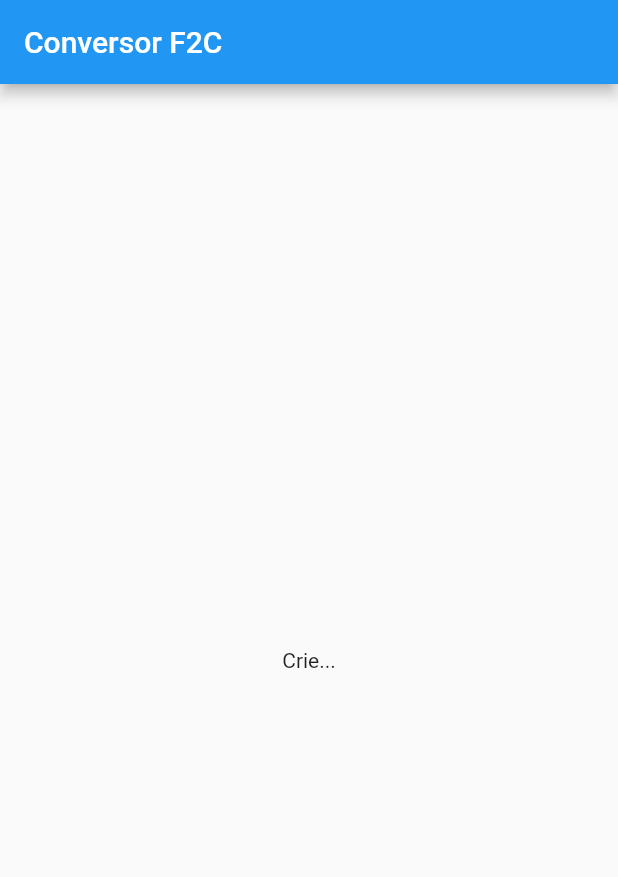
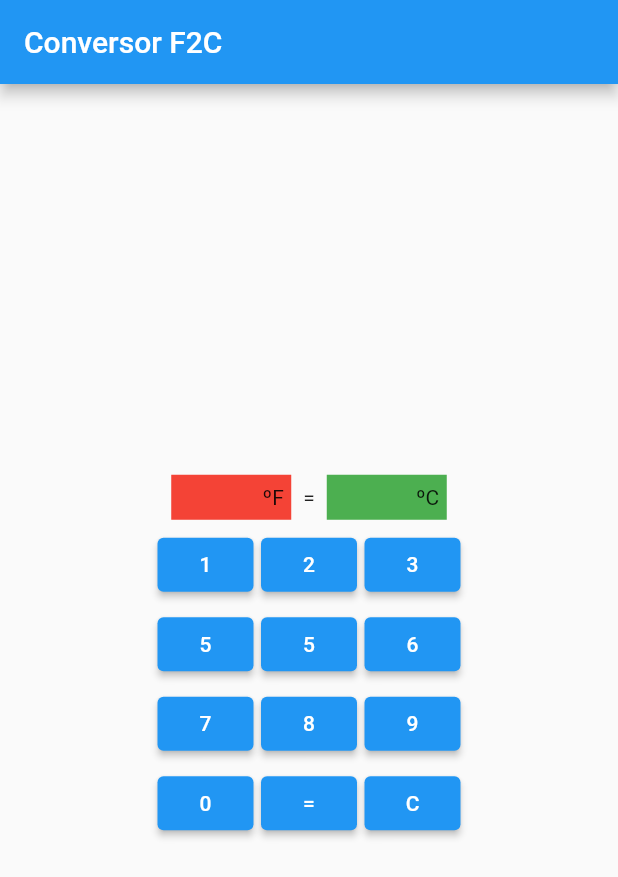
Before and after one commit to ifpr-pgua-tads-tvs-2023/exemplo_testes_flutter, a Flutter app: the screen it shows after launch, on a phone screen of 412 x 824 dp. Shown: the top 877 px of the screen. Run offline on Flutter 3.47's test engine with Material 2 defaults, Android fonts, the phone set to English and light mode, and no system bars.

Commit message:
código inicial

```diff
--- a/lib/controller.dart
+++ b/lib/controller.dart
@@ -5,7 +5,7 @@ class Controller {
   String get valorEntrada => _valorEntrada;
   String get valorSaida => _valorSaida;
 
-  void adicionarDigito(String digito) {
+  void adicionarDigito(String digito) async {
     if (_valorEntrada.length < 5) {
       _valorEntrada += digito;
     }
--- a/lib/home_page.dart
+++ b/lib/home_page.dart
@@ -1,22 +1,69 @@
 import 'package:flutter/material.dart';
+import 'package:simple_converter/teclado.dart';
 
 import 'controller.dart';
 
 class HomePage extends StatefulWidget {
-  const HomePage({super.key});
+  final Controller controller;
+  const HomePage({super.key, required this.controller});
 
   @override
   State<HomePage> createState() => _HomePageState();
 }
 
 class _HomePageState extends State<HomePage> {
+  funcao(String tecla) {
+    switch (tecla) {
+      case "=":
+        widget.controller.converter();
+        break;
+      case "C":
+        widget.controller.limpar();
+        break;
+      default:
+        widget.controller.adicionarDigito(tecla);
+    }
+    setState(() {});
+  }
+
   @override
   Widget build(BuildContext context) {
     return Scaffold(
       appBar: AppBar(
         title: Text("Conversor F2C"),
       ),
-      body: Center(child: Text("Crie...")),
+      body: Column(
+        mainAxisAlignment: MainAxisAlignment.center,
+        children: [
+          Row(
+            mainAxisAlignment: MainAxisAlignment.center,
+            children: [
+              Container(
+                padding: EdgeInsets.only(right: 5),
+                color: Colors.red,
+                width: 80,
+                height: 30,
+                alignment: Alignment.centerRight,
+                child: Text("${widget.controller.valorEntrada} ºF"),
+              ),
+              Padding(
+                padding: const EdgeInsets.all(8.0),
+                child: Text("="),
+              ),
+              Container(
+                padding: EdgeInsets.only(right: 5),
+                color: Colors.green,
+                width: 80,
+                height: 30,
+                alignment: Alignment.centerRight,
+                child: Text("${widget.controller.valorSaida} ºC"),
+              ),
+            ],
+          ),
+          SizedBox(height: 5),
+          Teclado(funcao: funcao)
+        ],
+      ),
     );
   }
 }
--- a/lib/main.dart
+++ b/lib/main.dart
@@ -1,4 +1,5 @@
 import 'package:flutter/material.dart';
+import 'package:simple_converter/controller.dart';
 
 import 'home_page.dart';
 
@@ -16,7 +17,7 @@ class MyApp extends StatelessWidget {
       theme: ThemeData(
         primarySwatch: Colors.blue,
       ),
-      home: const HomePage(),
+      home: HomePage(controller: Controller()),
     );
   }
 }
--- /dev/null
+++ b/lib/teclado.dart
@@ -0,0 +1,132 @@
+import 'package:flutter/material.dart';
+
+class Teclado extends StatelessWidget {
+  final Function funcao;
+
+  const Teclado({super.key, required this.funcao});
+
+  @override
+  Widget build(BuildContext context) {
+    return Column(
+      mainAxisAlignment: MainAxisAlignment.center,
+      children: [
+        Row(
+          mainAxisAlignment: MainAxisAlignment.center,
+          children: [
+            ElevatedButton(
+              key: Key("bt1"),
+              onPressed: () {
+                funcao("1");
+              },
+              child: Text("1"),
+            ),
+            SizedBox(width: 5),
+            ElevatedButton(
+              key: Key("bt2"),
+              onPressed: () {
+                funcao("2");
+              },
+              child: Text("2"),
+            ),
+            SizedBox(width: 5),
+            ElevatedButton(
+              key: Key("bt3"),
+              onPressed: () {
+                funcao("3");
+              },
+              child: Text("3"),
+            ),
+          ],
+        ),
+        SizedBox(height: 5),
+        Row(
+          mainAxisAlignment: MainAxisAlignment.center,
+          children: [
+            ElevatedButton(
+              key: Key("bt4"),
+              onPressed: () {
+                funcao("4");
+              },
+              child: Text("5"),
+            ),
+            SizedBox(width: 5),
+            ElevatedButton(
+              key: Key("bt5"),
+              onPressed: () {
+                funcao("5");
+              },
+              child: Text("5"),
+            ),
+            SizedBox(width: 5),
+            ElevatedButton(
+              key: Key("bt6"),
+              onPressed: () {
+                funcao("6");
+              },
+              child: Text("6"),
+            ),
+          ],
+        ),
+        SizedBox(height: 5),
+        Row(
+          mainAxisAlignment: MainAxisAlignment.center,
+          children: [
+            ElevatedButton(
+              key: Key("bt7"),
+              onPressed: () {
+                funcao("7");
+              },
+              child: Text("7"),
+            ),
+            SizedBox(width: 5),
+            ElevatedButton(
+              key: Key("bt8"),
+              onPressed: () {
+                funcao("8");
+              },
+              child: Text("8"),
+            ),
+            SizedBox(width: 5),
+            ElevatedButton(
+              key: Key("bt9"),
+              onPressed: () {
+                funcao("9");
+              },
+              child: Text("9"),
+            ),
+          ],
+        ),
+        SizedBox(height: 5),
+        Row(
+          mainAxisAlignment: MainAxisAlignment.center,
+          children: [
+            ElevatedButton(
+              key: Key("bt0"),
+              onPressed: () {
+                funcao("0");
+              },
+              child: Text("0"),
+            ),
+            SizedBox(width: 5),
+            ElevatedButton(
+              key: Key("bt="),
+              onPressed: () {
+                funcao("=");
+              },
+              child: Text("="),
+            ),
+            SizedBox(width: 5),
+            ElevatedButton(
+              key: Key("btC"),
+              onPressed: () {
+                funcao("C");
+              },
+              child: Text("C"),
+            ),
+          ],
+        ),
+        SizedBox(height: 5),
+      ],
+    );
+  }
+}
--- a/pubspec.yaml
+++ b/pubspec.yaml
@@ -39,13 +39,15 @@ dependencies:
 dev_dependencies:
   flutter_test:
     sdk: flutter
-
+  integration_test:
+    sdk: flutter
   # The "flutter_lints" package below contains a set of recommended lints to
   # encourage good coding practices. The lint set provided by the package is
   # activated in the `analysis_options.yaml` file located at the root of your
   # package. See that file for information about deactivating specific lint
   # rules and activating additional ones.
   flutter_lints: ^2.0.0
+
 
 # For information on the generic Dart part of this file, see the
 # following page: https://dart.dev/tools/pub/pubspec
```
